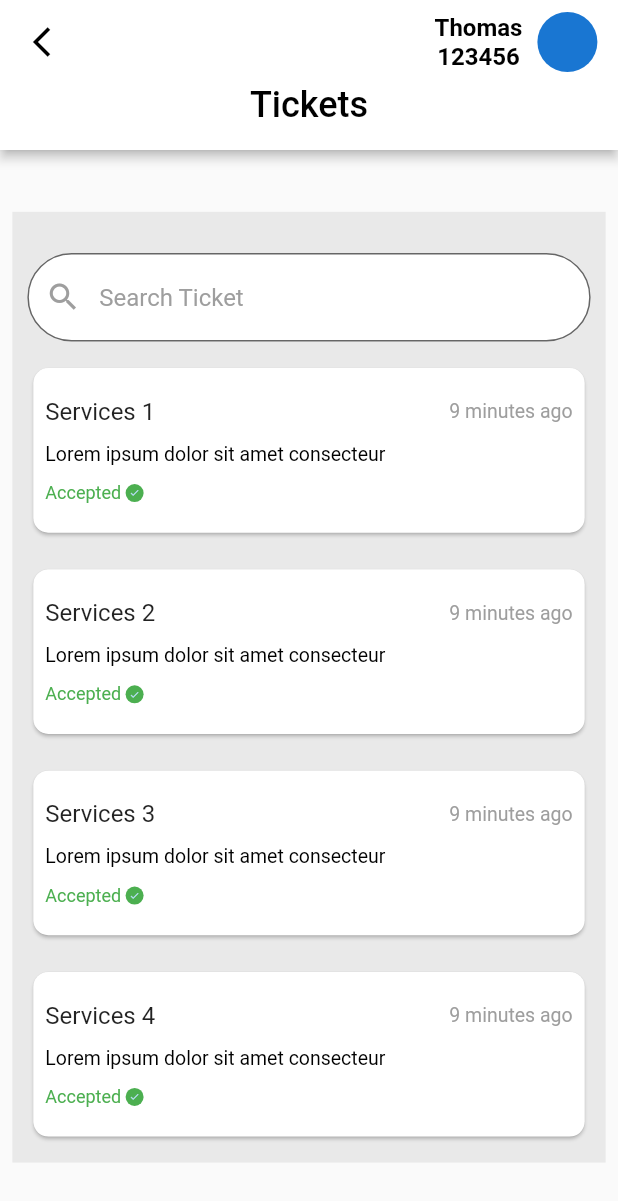
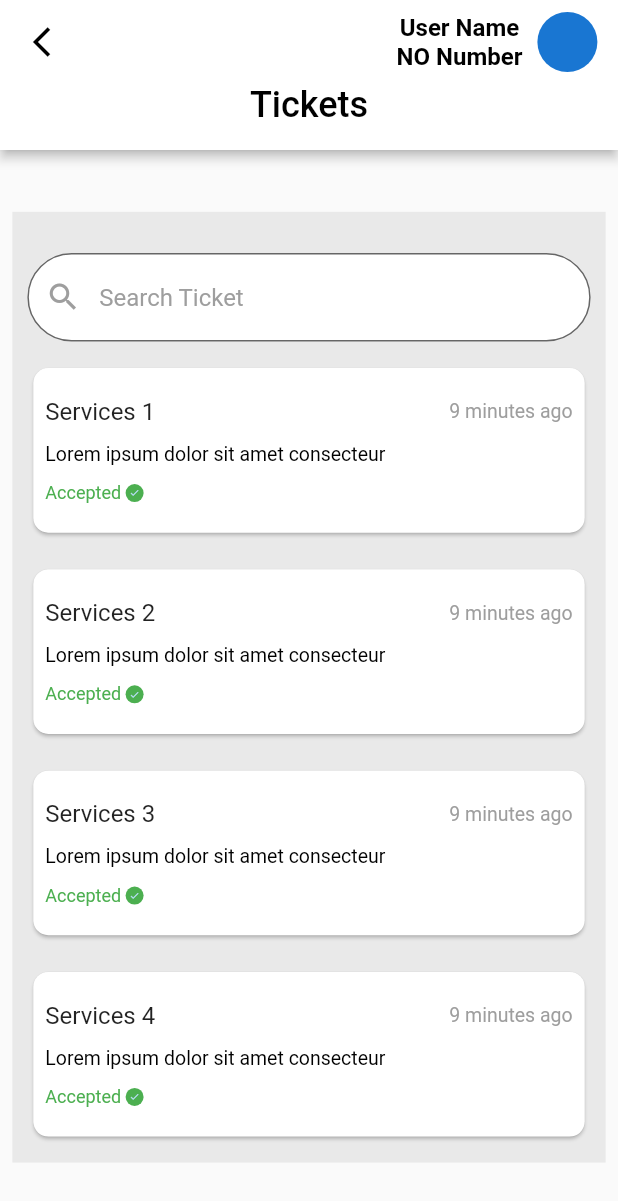
Before and after one commit to fadilpa/Antes, a Flutter app: the TicketsPage screen opened directly, on a phone screen of 412 x 824 dp. Shown: the top 1201 px of the screen. Run offline on Flutter 3.47's test engine with Material 2 defaults, Android fonts, the phone set to English and light mode, and no system bars; our stand-ins replace dio, flutter_image_compress, geolocator, google_fonts, image_picker, location and 1 more; missing offline and left inert: baseflow_plugin_template, geocode; accounts and stored records are empty.

Commit message:
made new changes

```diff
--- a/lib/Api.dart
+++ b/lib/Api.dart
@@ -17,7 +17,6 @@ print(Firebase_Id);
       },
     );
 
-
     if (response.statusCode == 200) {
       // If the server did return a 200 OK response,
       // then parse the JSON.
@@ -36,7 +35,6 @@ print(Firebase_Id);
   final prefs = await SharedPreferences.getInstance();
 // ignore: unused_local_variable
 String ?Firebase_Id=prefs.getString('Firebase_Id');
-
 String ?MobileNum=prefs.getString('Name');
 String ?Clientname=prefs.getString('Mobile');
 // print(Firebase_Id);
--- a/lib/completed_service_page.dart
+++ b/lib/completed_service_page.dart
@@ -11,9 +11,9 @@ import 'package:mentegoz_technologies/custom_button.dart';
 
 import 'package:mentegoz_technologies/ticketpage.dart';
 import 'package:mentegoz_technologies/uploadedbill.dart';
+import 'package:shared_preferences/shared_preferences.dart';
 
 class CompletedServicePage extends StatefulWidget {
-
   const CompletedServicePage(
       {super.key,
       required this.index,
@@ -30,7 +30,6 @@ class CompletedServicePage extends StatefulWidget {
       this.address,
       this.landmark,
       this.category});
-
 
   final int index;
   final clientName;
@@ -52,7 +51,8 @@ class CompletedServicePage extends StatefulWidget {
 }
 
 class _CompletedServicePageState extends State<CompletedServicePage> {
-
+  String? name;
+  String? number;
   LocationData? currentLocation;
   String address = "";
   bool journeyStarted = false;
@@ -182,7 +182,7 @@ class _CompletedServicePageState extends State<CompletedServicePage> {
                 onPressed: () {
                   Navigator.of(context).pop();
                 },
-                 child: Text("OK"),
+                child: Text("OK"),
               ),
             ],
           );
@@ -324,6 +324,17 @@ class _CompletedServicePageState extends State<CompletedServicePage> {
     }
   }
 
+  getusername_and_number() async {
+    final prefs = await SharedPreferences.getInstance();
+    name = prefs.getString('Name');
+    number = prefs.getString('Mobile');
+  }
+@override
+  void initState() {
+    super.initState();
+    getusername_and_number();
+  }
+
   @override
   Widget build(BuildContext context) {
     // ignore: unused_local_variable
@@ -385,7 +396,7 @@ class _CompletedServicePageState extends State<CompletedServicePage> {
                                 mainAxisAlignment: MainAxisAlignment.center,
                                 children: [
                                   Text(
-                                    'Thomas',
+                                    name ?? "User Name",
                                     style: TextStyle(
                                       color: Colors.black,
                                       fontSize: 16,
@@ -393,7 +404,7 @@ class _CompletedServicePageState extends State<CompletedServicePage> {
                                     ),
                                   ),
                                   Text(
-                                    '123456',
+                                    number ?? "No Number",
                                     style: TextStyle(
                                       color: Colors.black,
                                       fontSize: 16,
--- a/lib/homepage.dart
+++ b/lib/homepage.dart
@@ -1,10 +1,13 @@
 import 'package:flutter/material.dart';
 import 'package:mentegoz_technologies/pending_page.dart';
 import 'package:mentegoz_technologies/recordpage.dart';
+import 'package:shared_preferences/shared_preferences.dart';
 import 'completed_page.dart';
 
 class HomePage extends StatefulWidget {
-  const HomePage({Key? key,}) : super(key: key);
+  const HomePage({
+    Key? key,
+  }) : super(key: key);
 
   @override
   _HomePageState createState() => _HomePageState();
@@ -14,6 +17,8 @@ class _HomePageState extends State<HomePage> with TickerProviderStateMixin {
   late TabController _tabController;
   // ignore: unused_field
   var _selectedIndex = 0;
+  String? name;
+  String? number;
 
   // Future<void> _logout(BuildContext context) async {
   //   final String apiUrl =
@@ -74,10 +79,21 @@ class _HomePageState extends State<HomePage> with TickerProviderStateMixin {
   //   }
   // }
 
+  getusername_and_number() async {
+    final prefs = await SharedPreferences.getInstance();
+    name = prefs.getString('Name');
+    number = prefs.getString('Mobile');
+    print(name);
+    print(number);
+  }
+
   @override
   void initState() {
+    getusername_and_number();
+
     _tabController = TabController(length: 2, vsync: this);
     super.initState();
+
     setState(() {
       _selectedIndex = _tabController.index;
     });
@@ -119,7 +135,7 @@ class _HomePageState extends State<HomePage> with TickerProviderStateMixin {
           children: <Widget>[
             DrawerHeader(
               decoration: BoxDecoration(
-                 color: Color.fromARGB(255, 60,180,229),
+                color: Color.fromARGB(255, 60, 180, 229),
               ),
               child: Text(
                 'Menu',
@@ -170,7 +186,6 @@ class _HomePageState extends State<HomePage> with TickerProviderStateMixin {
                   ),
                   tooltip: 'Menu',
                   onPressed: () {
-                    // Open the drawer
                     Scaffold.of(context).openDrawer();
                   },
                 ),
@@ -182,7 +197,7 @@ class _HomePageState extends State<HomePage> with TickerProviderStateMixin {
                         mainAxisAlignment: MainAxisAlignment.center,
                         children: [
                           Text(
-                            'Thomas',
+                            name ?? "User Name",
                             style: TextStyle(
                               color: Colors.black,
                               fontSize: 16,
@@ -190,7 +205,7 @@ class _HomePageState extends State<HomePage> with TickerProviderStateMixin {
                             ),
                           ),
                           Text(
-                            '123456',
+                            number ?? "Mobile Number",
                             style: TextStyle(
                               color: Colors.black,
                               fontSize: 16,
@@ -216,17 +231,18 @@ class _HomePageState extends State<HomePage> with TickerProviderStateMixin {
                       Container(
                         height: screenHeight * 0.065,
                         decoration: BoxDecoration(
-                          color: Color.fromARGB(255,233,233,233),
+                          color: Color.fromARGB(255, 233, 233, 233),
                           borderRadius: BorderRadius.circular(30),
                         ),
                         child: TabBar(
                           controller: _tabController,
                           indicator: BoxDecoration(
-                            color: Color.fromARGB(255, 60,180,229),
+                            color: Color.fromARGB(255, 60, 180, 229),
                             borderRadius: BorderRadius.circular(30),
                           ),
                           labelColor: Colors.white,
-                          unselectedLabelColor: Color.fromARGB(255, 60,180,229),
+                          unselectedLabelColor:
+                              Color.fromARGB(255, 60, 180, 229),
                           tabs: const [
                             Tab(text: "Pending"),
                             Tab(text: "Completed"),
@@ -241,7 +257,7 @@ class _HomePageState extends State<HomePage> with TickerProviderStateMixin {
           },
           body: TabBarView(
             controller: _tabController,
-            children:  [
+            children: [
               PendingPage(),
               CompletedPage(),
             ],
--- a/lib/loginpage.dart
+++ b/lib/loginpage.dart
@@ -113,8 +113,9 @@ class _LoginPageState extends State<LoginPage> {
               prefs.setString('Name', userName);
               prefs.setString('Mobile', mobileNumber);
 
-              print(userName);
-              print(mobileNumber);              Navigator.of(context)
+              // print(userName);
+              // print(mobileNumber);
+                   Navigator.of(context)
                   .push(MaterialPageRoute(builder: (context) => HomePage()));
               emailController.clear();
               passwordController.clear();
--- a/lib/main.dart
+++ b/lib/main.dart
@@ -1,6 +1,4 @@
 import 'package:flutter/material.dart';
-import 'package:geolocator/geolocator.dart';
-import 'package:location/location.dart';
 import 'package:shared_preferences/shared_preferences.dart';
 import 'package:mentegoz_technologies/homepage.dart';
 import 'package:mentegoz_technologies/loginpage.dart';
--- a/lib/pending_service_page.dart
+++ b/lib/pending_service_page.dart
@@ -10,6 +10,7 @@ import 'package:mentegoz_technologies/custom_button.dart';
 import 'package:mentegoz_technologies/pendin_model.dart';
 import 'package:mentegoz_technologies/ticketpage.dart';
 import 'package:mentegoz_technologies/uploadedbill.dart';
+import 'package:shared_preferences/shared_preferences.dart';
 
 class PendingServicePage extends StatefulWidget {
    PendingServicePage(
@@ -39,7 +40,8 @@ class PendingServicePage extends StatefulWidget {
 }
 
 class _PendingServicePageState extends State<PendingServicePage> {
-
+     String? name;
+ String? number;
   LocationData? currentLocation;
   String address = "";
   bool journeyStarted = false;
@@ -311,6 +313,17 @@ class _PendingServicePageState extends State<PendingServicePage> {
     }
   }
 
+    getusername_and_number() async {
+    final prefs = await SharedPreferences.getInstance();
+    name = prefs.getString('Name');
+    number = prefs.getString('Mobile');
+  }
+@override
+  void initState() {
+    super.initState();
+    getusername_and_number();
+  }
+
   @override
   Widget build(BuildContext context) {
     // ignore: unused_local_variable
@@ -373,7 +386,7 @@ class _PendingServicePageState extends State<PendingServicePage> {
                                 mainAxisAlignment: MainAxisAlignment.center,
                                 children: [
                                   Text(
-                                   '',
+                                   name??"User Name",
                                     style: TextStyle(
                                       color: Colors.black,
                                       fontSize: 16,
@@ -381,7 +394,7 @@ class _PendingServicePageState extends State<PendingServicePage> {
                                     ),
                                   ),
                                   Text(
-                                    '123456',
+                                  number??"NO Number",
                                     style: TextStyle(
                                       color: Colors.black,
                                       fontSize: 16,
--- a/lib/recordpage.dart
+++ b/lib/recordpage.dart
@@ -1,7 +1,27 @@
 import 'package:flutter/material.dart';
+import 'package:shared_preferences/shared_preferences.dart';
 
-class TicketsPage extends StatelessWidget {
+class TicketsPage extends StatefulWidget {
   const TicketsPage({super.key});
+
+  @override
+  State<TicketsPage> createState() => _TicketsPageState();
+}
+
+class _TicketsPageState extends State<TicketsPage> {
+     String? name;
+ String? number;
+
+  getusername_and_number() async {
+    final prefs = await SharedPreferences.getInstance();
+    name = prefs.getString('Name');
+    number = prefs.getString('Mobile');
+  }
+@override
+  void initState() {
+    super.initState();
+    getusername_and_number();
+  }
 
   @override
   Widget build(BuildContext context) {
@@ -43,7 +63,7 @@ class TicketsPage extends StatelessWidget {
                     mainAxisAlignment: MainAxisAlignment.center,
                     children: [
                       Text(
-                        'Thomas',
+                         name??"User Name",
                         style: TextStyle(
                           color: Colors.black,
                           fontSize: 16,
@@ -51,7 +71,7 @@ class TicketsPage extends StatelessWidget {
                         ),
                       ),
                       Text(
-                        '123456',
+                        number??"NO Number",
                         style: TextStyle(
                           color: Colors.black,
                           fontSize: 16,
--- a/lib/ticketpage.dart
+++ b/lib/ticketpage.dart
@@ -1,5 +1,6 @@
 import 'package:flutter/material.dart';
 import 'package:image_picker/image_picker.dart';
+import 'package:shared_preferences/shared_preferences.dart';
 
 class RaisedTicket extends StatefulWidget {
   const RaisedTicket({super.key});
@@ -9,6 +10,8 @@ class RaisedTicket extends StatefulWidget {
 }
 
 class _RaisedTicketState extends State<RaisedTicket> {
+     String? name;
+ String? number;
   bool isTicketSubmitted = false; // Add a flag to track ticket submission
   Future<void> _showImageSourceDialog(BuildContext context) async {
     return showDialog<void>(
@@ -54,6 +57,17 @@ class _RaisedTicketState extends State<RaisedTicket> {
     );
   }
 
+    getusername_and_number() async {
+    final prefs = await SharedPreferences.getInstance();
+    name = prefs.getString('Name');
+    number = prefs.getString('Mobile');
+  }
+@override
+  void initState() {
+    super.initState();
+    getusername_and_number();
+  }
+
   @override
   Widget build(BuildContext context) {
     final screenHeight = MediaQuery.of(context).size.height;
@@ -97,7 +111,7 @@ class _RaisedTicketState extends State<RaisedTicket> {
                       mainAxisAlignment: MainAxisAlignment.center,
                       children: [
                         Text(
-                          'Thomas',
+                           name??"User Name",
                           style: TextStyle(
                             color: Colors.black,
                             fontSize: 16,
@@ -105,7 +119,7 @@ class _RaisedTicketState extends State<RaisedTicket> {
                           ),
                         ),
                         Text(
-                          '123456',
+                          number??"NO Number",
                           style: TextStyle(
                             color: Colors.black,
                             fontSize: 16,
--- a/lib/uploadedbill.dart
+++ b/lib/uploadedbill.dart
@@ -5,6 +5,7 @@ import 'package:flutter_image_compress/flutter_image_compress.dart';
 import 'package:image_picker/image_picker.dart';
 import 'dart:io';
 import 'package:http/http.dart' as http;
+import 'package:shared_preferences/shared_preferences.dart';
 
 class UpLoadBill extends StatefulWidget {
   const UpLoadBill({Key? key}) : super(key: key);
@@ -15,7 +16,8 @@ class UpLoadBill extends StatefulWidget {
 
 class _UpLoadBillState extends State<UpLoadBill> {
   File? _selectedImage;
-
+   String? name;
+ String? number;
   Future<void> _pickImage(ImageSource source) async {
     final pickedImage = await ImagePicker().pickImage(source: source);
 
@@ -87,6 +89,17 @@ class _UpLoadBillState extends State<UpLoadBill> {
     }
   }
 
+  getusername_and_number() async {
+    final prefs = await SharedPreferences.getInstance();
+    name = prefs.getString('Name');
+    number = prefs.getString('Mobile');
+  }
+@override
+  void initState() {
+    super.initState();
+    getusername_and_number();
+  }
+
   @override
   Widget build(BuildContext context) {
     final screenHeight = MediaQuery.of(context).size.height;
@@ -128,7 +141,7 @@ class _UpLoadBillState extends State<UpLoadBill> {
                     mainAxisAlignment: MainAxisAlignment.center,
                     children: [
                       Text(
-                        'Thomas',
+                         name??"User Name",
                         style: TextStyle(
                           color: Colors.black,
                           fontSize: 16,
@@ -136,7 +149,7 @@ class _UpLoadBillState extends State<UpLoadBill> {
                         ),
                       ),
                       Text(
-                        '12345678910',
+                        number??"NO Number",
                         style: TextStyle(
                           color: Colors.black,
                           fontSize: 16,
```
Also changed, not shown: lib/location.dart (deleted, +0 -92 lines), lib/location_function.dart (deleted, +0 -52 lines), lib/login_function.dart (deleted, +0 -71 lines), lib/travel.dart (deleted, +0 -138 lines), lib/travelbox.dart (deleted, +0 -17 lines), lib/pending_page.dart (line endings or trailing spaces).
